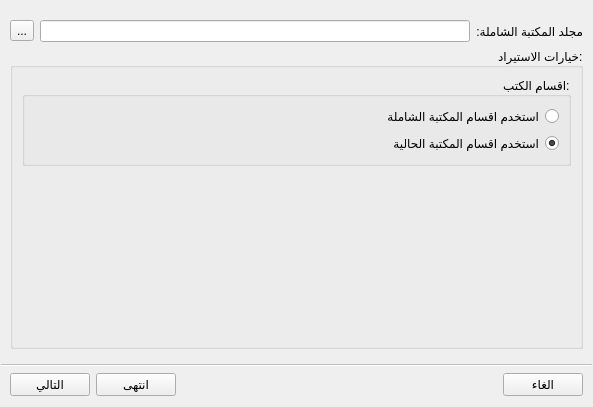
First picture: the form in src/shamelaimportdialog.ui, repository boussouira/moltaqa, before the edit.
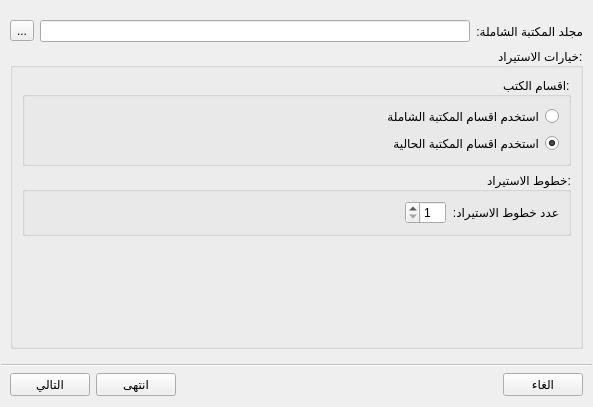
Second picture: the form after the edit. The open tabs and pages were chosen to show the change.

Commit message: Support threading when importing from shamela on linux

Patch:
```diff
--- a/src/shamelaimportdialog.ui
+++ b/src/shamelaimportdialog.ui
@@ -113,6 +113,33 @@
             </layout>
            </widget>
           </item>
+          <item>
+           <widget class="QGroupBox" name="groupBox">
+            <property name="title">
+             <string>خطوط الاستيراد:</string>
+            </property>
+            <layout class="QFormLayout" name="formLayout">
+             <item row="0" column="0">
+              <layout class="QHBoxLayout" name="horizontalLayout_5">
+               <item>
+                <widget class="QLabel" name="label_5">
+                 <property name="text">
+                  <string>عدد خطوط الاستيراد:</string>
+                 </property>
+                </widget>
+               </item>
+               <item>
+                <widget class="QSpinBox" name="spinImportThreads">
+                 <property name="minimum">
+                  <number>1</number>
+                 </property>
+                </widget>
+               </item>
+              </layout>
+             </item>
+            </layout>
+           </widget>
+          </item>
           <item>
            <spacer name="verticalSpacer">
             <property name="orientation">
```
Left out of the diff: 5 changed lines with no effect on the pictures. The commit also changes 2 other files.
